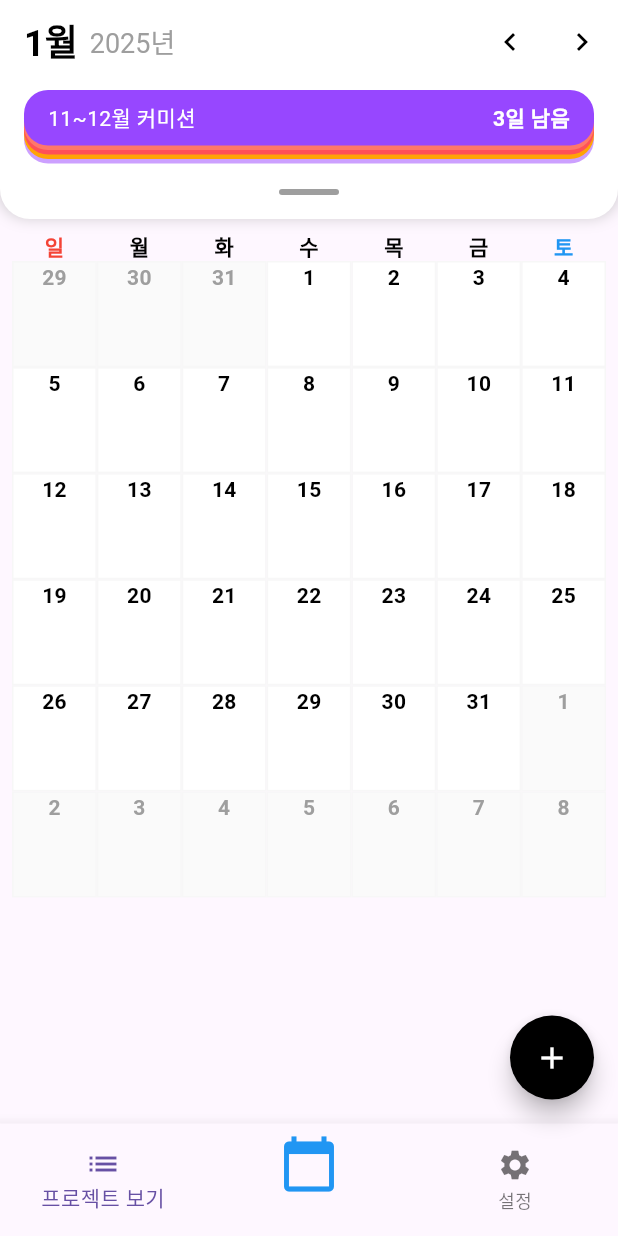
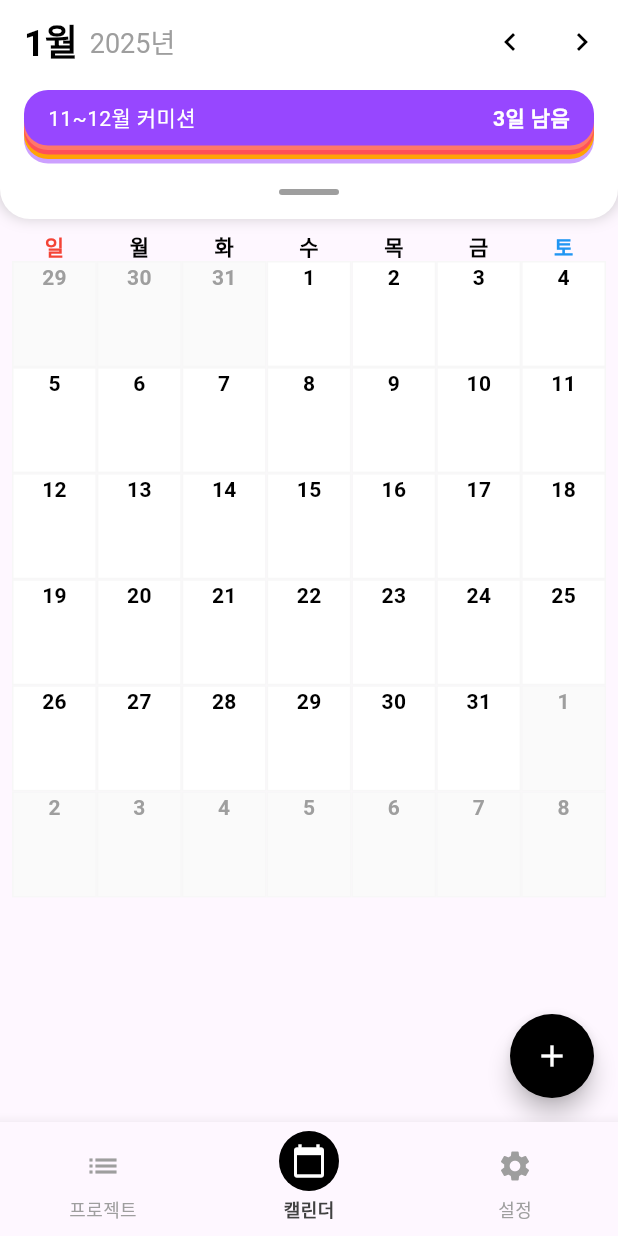
Before and after one commit to jwidom-pixel/Roseo__study, a Flutter app: the screen it shows after launch, on a phone screen of 412 x 824 dp. Run offline on Flutter 3.47's test engine with Material 3 defaults, Android fonts, the phone set to English and light mode, and no system bars; our stand-ins replace cloud_firestore, firebase_core, flutter_colorpicker, flutter_riverpod; accounts and stored records are empty; network calls fail.

Commit message:
하단에 인덱스트스택 추가

```diff
--- a/lib/calendar/calendar_page.dart
+++ b/lib/calendar/calendar_page.dart
@@ -5,6 +5,90 @@ import 'package:roseo_study/schedule/add_schedule_page.dart';
 import 'package:flutter_riverpod/flutter_riverpod.dart';
 import 'package:roseo_study/project/projects_page.dart';
 import 'package:cloud_firestore/cloud_firestore.dart';
+
+class MainPage extends StatefulWidget {
+  @override
+  _MainPageState createState() => _MainPageState();
+}
+
+class _MainPageState extends State<MainPage> {
+  int _currentIndex = 1; // 초기 선택된 인덱스 (캘린더 페이지)
+
+  final List<Widget> _pages = [
+    ProjectsPage(), // 프로젝트 페이지
+    CalendarPage(), // 캘린더 페이지
+    Placeholder(), // 세 번째 페이지 (예: 설정 페이지)
+  ];
+
+  @override
+  Widget build(BuildContext context) {
+    return Scaffold(
+      body: IndexedStack(
+        index: _currentIndex,
+        children: _pages,
+      ),
+      bottomNavigationBar: BottomNavigationBar(
+        currentIndex: _currentIndex,
+        onTap: (index) {
+          setState(() {
+            _currentIndex = index;
+          });
+        },
+        selectedItemColor: null, // 선택된 텍스트 색상이 이 값에 영향을 받지 않도록 설정
+        unselectedItemColor: Colors.grey, // 선택되지 않은 아이템 색상
+        selectedLabelStyle: TextStyle(
+          color: Color.fromARGB(255, 65, 65, 65), // 원하는 선택된 텍스트 색상
+          fontWeight: FontWeight.bold,
+          fontSize: 12,
+          height: 2,
+        ),
+        unselectedLabelStyle: TextStyle(
+          color: const Color.fromARGB(255, 100, 100, 100), // 선택되지 않은 텍스트 색상
+          fontSize: 12,
+          height: 0,
+        ),
+        items: [
+          BottomNavigationBarItem(
+            icon: Container(
+              decoration: BoxDecoration(
+                color: _currentIndex == 0 ? Colors.black : Colors.transparent,
+                shape: BoxShape.circle,
+              ),
+              padding: EdgeInsets.all(8),
+              child: Icon(Icons.list,
+                  color: _currentIndex == 0 ? Colors.white : Colors.grey),
+            ),
+            label: '프로젝트',
+          ),
+          BottomNavigationBarItem(
+            icon: Container(
+              decoration: BoxDecoration(
+                color: _currentIndex == 1 ? Colors.black : Colors.transparent,
+                shape: BoxShape.circle,
+              ),
+              padding: EdgeInsets.all(8),
+              child: Icon(Icons.calendar_today,
+                  color: _currentIndex == 1 ? Colors.white : Colors.grey),
+            ),
+            label: '캘린더',
+          ),
+          BottomNavigationBarItem(
+            icon: Container(
+              decoration: BoxDecoration(
+                color: _currentIndex == 2 ? Colors.black : Colors.transparent,
+                shape: BoxShape.circle,
+              ),
+              padding: EdgeInsets.all(8),
+              child: Icon(Icons.settings,
+                  color: _currentIndex == 2 ? Colors.white : Colors.grey),
+            ),
+            label: '설정',
+          ),
+        ],
+      ),
+    );
+  }
+}
 
 final scheduleProvider =
     StateNotifierProvider<ScheduleNotifier, List<Map<String, dynamic>>>(
@@ -51,7 +135,6 @@ int getTotalDays(int year, int month) {
   return DateTime(year, month + 1, 0).day; // 해당 월의 총 일 수
 }
 //
-
 
 class CalendarPage extends StatefulWidget {
   @override
@@ -270,36 +353,6 @@ class _CalendarPageState extends State<CalendarPage> {
         backgroundColor: Colors.black,
         shape: CircleBorder(),
         child: Icon(Icons.add, color: Colors.white),
-      ),
-
-      // 하단 네비게이션
-      bottomNavigationBar: BottomNavigationBar(
-        items: [
-          BottomNavigationBarItem(
-            icon: Icon(Icons.list),
-            label: '프로젝트 보기',
-          ),
-          BottomNavigationBarItem(
-            icon: Icon(Icons.calendar_today, size: 40, color: Colors.blue),
-            label: '',
-          ),
-          BottomNavigationBarItem(
-            icon: Icon(Icons.settings),
-            label: '설정',
-          ),
-        ],
-        onTap: (index) {
-          if (index == 0) {
-            Navigator.push(
-              context,
-              MaterialPageRoute(builder: (context) => ProjectsPage()),
-            );
-          } else if (index == 1) {
-            // 캘린더 버튼은 현재 화면 유지
-          } else if (index == 2) {
-            // 설정 페이지로 이동하도록 구현
-          }
-        },
       ),
     );
   }
--- a/lib/main.dart
+++ b/lib/main.dart
@@ -47,10 +47,21 @@ class MyApp extends StatelessWidget {
             foregroundColor: Color.fromARGB(255, 65, 65, 65), // 버튼 텍스트 색상
           ),
         ),
+        bottomNavigationBarTheme: BottomNavigationBarThemeData(
+          selectedItemColor: Color.fromARGB(255, 65, 65, 65), // 선택된 텍스트 색상
+          unselectedItemColor: Colors.grey, // 선택되지 않은 텍스트 색상
+          selectedLabelStyle: TextStyle(
+            fontWeight: FontWeight.bold,
+          ),
+          unselectedLabelStyle: TextStyle(
+            fontWeight: FontWeight.normal,
+          ),
+        ),
       ),
       //
+
       debugShowCheckedModeBanner: false,
-      home: CalendarPage(),
+      home: MainPage(),
     );
   }
 }
--- a/lib/project/projects_page.dart
+++ b/lib/project/projects_page.dart
@@ -282,7 +282,7 @@ class _ProjectsPageState extends State<ProjectsPage> {
                               fontSize: 16,
                               color: project['description'] != null &&
                                       project['description'].isNotEmpty
-                                  ? labelColor
+                                  ? Color.fromARGB(255, 65, 65, 65)
                                   : Colors.grey[500], // 기본 메시지는 흐린 색상
                             ),
                           ),
```
